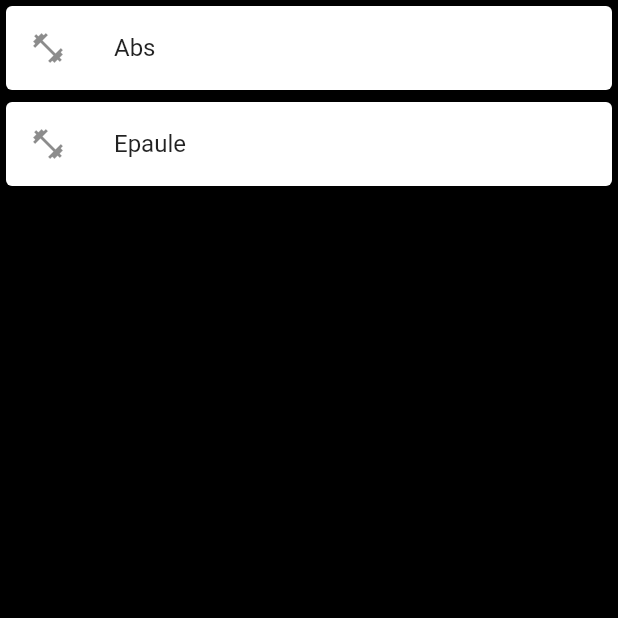
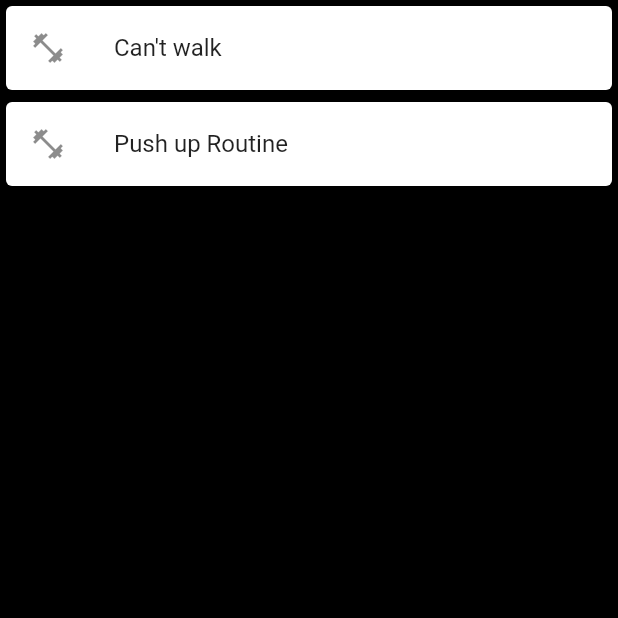
Before and after one commit to Buzzthespacekiwi/projet_yw, a Flutter app: the ProgramListE screen opened directly, on a phone screen of 412 x 824 dp, the top half of it. Run offline on Flutter 3.47's test engine with Material 2 defaults, Android fonts, the light colour scheme and no system bars.

Commit message:
push wassim update programme *

```diff
--- a/lib/pages/ProgrammeListeD.dart
+++ b/lib/pages/ProgrammeListeD.dart
@@ -1,4 +1,6 @@
 import 'package:flutter/material.dart';
+import 'package:projet_yw/programmeD/Chest_routine.dart';
+import 'package:projet_yw/programmeD/back_biceps.dart';
 import 'programPage.dart';
 import '../programmeD/pec.dart';
 import '../programmeD/biceps.dart';
@@ -11,8 +13,7 @@ class ProgramListD extends StatefulWidget {
 }
 
 class _ProgramListDState extends State<ProgramListD> {
- // final List<String> programs = ['pec', 'dos', 'biceps', 'triceps', 'jambes'];
-  final List<ProgramPage> programs = [ProgramPage(program: pec), ProgramPage(program: jambes), ProgramPage(program: biceps)];
+  final List<ProgramPage> programs = [ProgramPage(program: back_biceps), ProgramPage(program: chest_routine)];
 
   @override
   Widget build(BuildContext context) {
--- a/lib/pages/ProgrammeListeE.dart
+++ b/lib/pages/ProgrammeListeE.dart
@@ -1,7 +1,8 @@
 import 'package:flutter/material.dart';
+import 'package:projet_yw/programmeE/pushup_routine.dart';
 import 'programPage.dart';
 import '../programmeE/abdos.dart';
-import '../programmeE/epaule.dart';
+import '../programmeE/cant_walk.dart';
 
 
 class ProgramListE extends StatefulWidget {
@@ -10,8 +11,7 @@ class ProgramListE extends StatefulWidget {
 }
 
 class _ProgramListEState extends State<ProgramListE> {
-  // final List<String> programs = ['pec', 'dos', 'biceps', 'triceps', 'jambes'];
-  final List<ProgramPage> programs = [ProgramPage(program: abs), ProgramPage(program: epaule)];
+  final List<ProgramPage> programs = [ProgramPage(program: cant_walk), ProgramPage(program: pushup_routine)];
 
   @override
   Widget build(BuildContext context) {
--- a/lib/pages/ProgrammeListeI.dart
+++ b/lib/pages/ProgrammeListeI.dart
@@ -1,7 +1,10 @@
 import 'package:flutter/material.dart';
+import 'package:projet_yw/programmeI/back_routine.dart';
 import 'programPage.dart';
 import '../programmeI/dos.dart';
 import '../programmeI/triceps.dart';
+import '../programmeI/abs.dart';
+
 
 
 class ProgramListI extends StatefulWidget {
@@ -10,8 +13,7 @@ class ProgramListI extends StatefulWidget {
 }
 
 class _ProgramListIState extends State<ProgramListI> {
-  // final List<String> programs = ['pec', 'dos', 'biceps', 'triceps', 'jambes'];
-  final List<ProgramPage> programs = [ProgramPage(program: dos), ProgramPage(program: triceps)];
+  final List<ProgramPage> programs = [ProgramPage(program: abs), ProgramPage(program: back_routine)];
 
   @override
   Widget build(BuildContext context) {
--- /dev/null
+++ b/lib/programmeD/Chest_routine.dart
@@ -0,0 +1,14 @@
+import 'package:projet_yw/exercice.dart';
+import 'package:projet_yw/programme.dart';
+
+List<Exercice> exerciseList = [
+  Exercice(nom: 'Wide push ups', repetitions: 10, icone: "assets/images/pompes.png", video: "assets/video/pompes.gif"),
+  Exercice(nom: 'Decline push ups', repetitions: 8, icone: "assets/images/pompes.png", video: "assets/video/pompes.gif"),
+  Exercice(nom: 'Dips', repetitions: 5,icone: "assets/images/pompes.png", video: "assets/video/pompes.gif"),
+];
+
+Programme chest_routine = Programme(
+  titre: 'Chest routine',
+  repetitions: 3,
+  exercices: exerciseList,
+);
--- /dev/null
+++ b/lib/programmeE/cant_walk.dart
@@ -0,0 +1,14 @@
+import 'package:projet_yw/exercice.dart';
+import 'package:projet_yw/programme.dart';
+
+List<Exercice> exerciseList = [
+  Exercice(nom: 'Squats', repetitions: 35, icone: "assets/images/pompes.png", video: "assets/video/pompes.gif"),
+  Exercice(nom: 'Pistol squats', repetitions: 15, icone: "assets/images/pompes.png", video: "assets/video/pompes.gif"),
+  Exercice(nom: 'Squat jumps', repetitions: 25, icone: "assets/images/pompes.png", video: "assets/video/pompes.gif"),
+];
+
+Programme cant_walk = Programme(
+  titre: 'Can\'t walk',
+  repetitions: 4,
+  exercices: exerciseList,
+);
--- /dev/null
+++ b/lib/programmeE/pushup_routine.dart
@@ -0,0 +1,16 @@
+import 'package:projet_yw/exercice.dart';
+import 'package:projet_yw/programme.dart';
+
+List<Exercice> exerciseList = [
+  Exercice(nom: 'Push ups', repetitions: 20, icone: "assets/images/pompes.png", video: "assets/video/pompes.gif"),
+  Exercice(nom: 'Pseudo push ups', repetitions: 20, icone: "assets/images/pompes.png", video: "assets/video/pompes.gif"),
+  Exercice(nom: 'push up hold', duree: Duration(seconds: 35),icone: "assets/images/pompes.png", video: "assets/video/pompes.gif"),
+  Exercice(nom: 'Clap push ups', repetitions: 15, icone: "assets/images/pompes.png", video: "assets/video/pompes.gif"),
+
+];
+
+Programme pushup_routine = Programme(
+  titre: 'Push up Routine',
+  repetitions: 2,
+  exercices: exerciseList,
+);
--- /dev/null
+++ b/lib/programmeI/back_routine.dart
@@ -0,0 +1,13 @@
+import 'package:projet_yw/exercice.dart';
+import 'package:projet_yw/programme.dart';
+
+List<Exercice> exerciseList = [
+  Exercice(nom: 'Wide pull ups', repetitions: 10, icone: "assets/images/pompes.png", video: "assets/video/pompes.gif"),
+  Exercice(nom: 'Wide grip behind neck pull ups', repetitions: 10, icone: "assets/images/pompes.png", video: "assets/video/pompes.gif"),
+];
+
+Programme back_routine = Programme(
+  titre: 'Back routine',
+  repetitions: 4,
+  exercices: exerciseList,
+);
```
Also changed, not shown: lib/programmeD/back_biceps.dart (added, +14 -0 lines), lib/programmeI/Abs.dart (added, +14 -0 lines).
